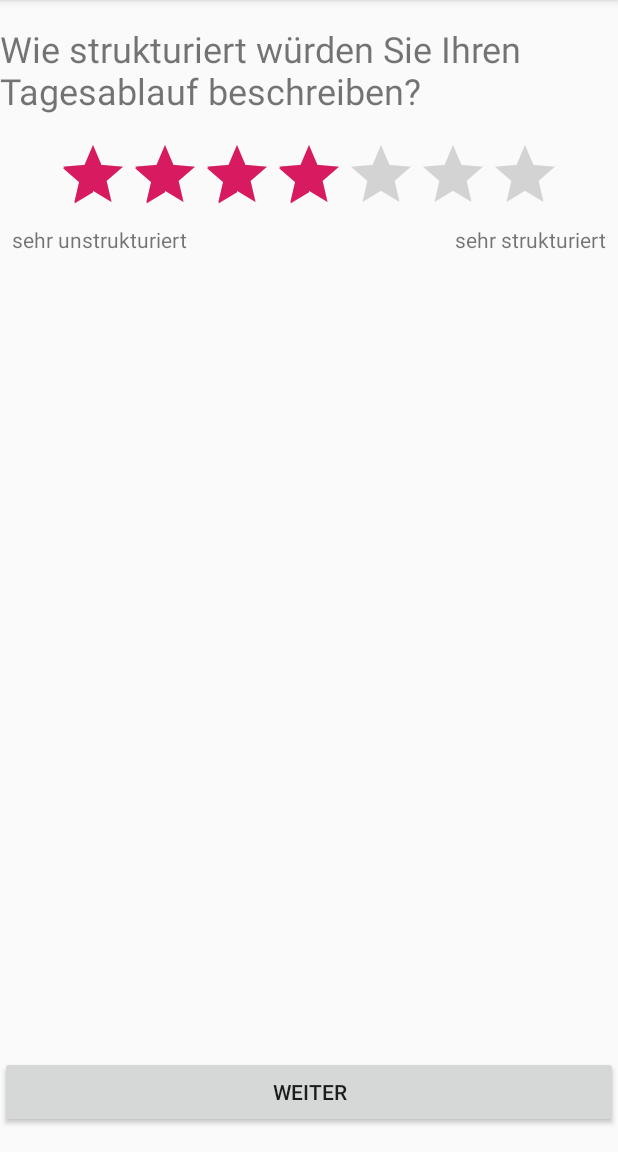
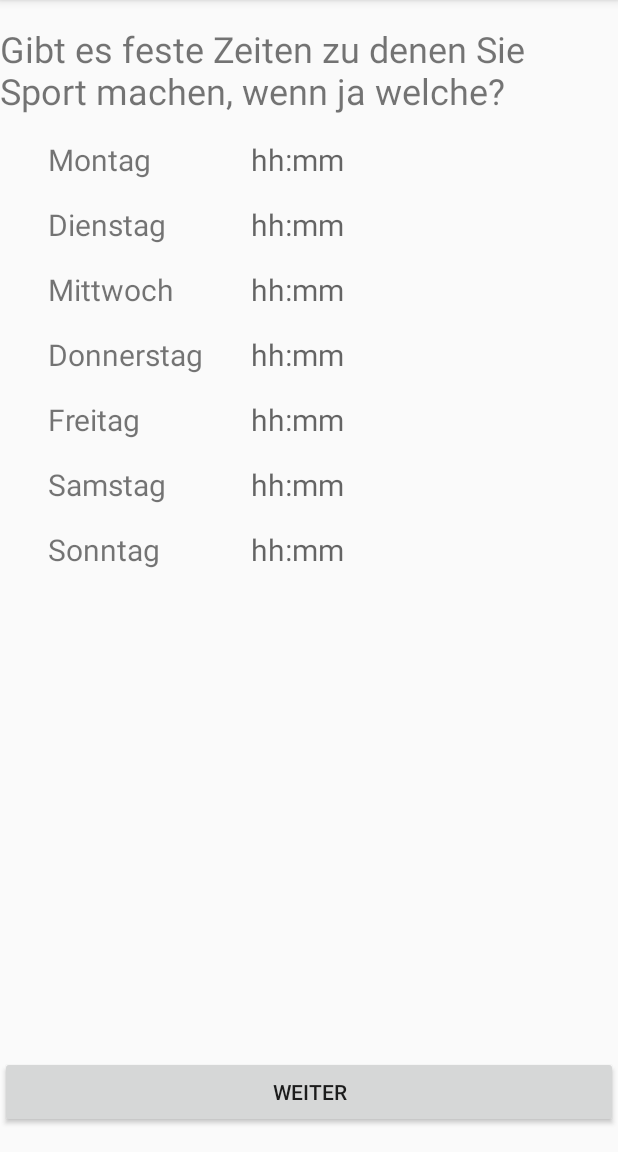
Before and after one commit to alexruhl/Thesis, an Android app: the Questions4Activity screen opened directly, with no data from a screen before it, on a phone screen of 412 x 824 dp, the part 84-1236 px from its top. Run offline under Robolectric (Android 15) with nearby library versions, the phone set to English and light mode, and no system bars.

Commit message:
Sport Pro Woche Added

```diff
--- a/BachelorThesis/app/src/main/AndroidManifest.xml
+++ b/BachelorThesis/app/src/main/AndroidManifest.xml
@@ -9,9 +9,10 @@
         android:roundIcon="@mipmap/ic_launcher_round"
         android:supportsRtl="true"
         android:theme="@style/AppTheme">
+        <activity android:name=".Questions3Activity"></activity>
+        <activity android:name=".Questions6Activity" />
         <activity android:name=".Questions5Activity" />
         <activity android:name=".Questions4Activity" />
-        <activity android:name=".Questions3Activity" />
         <activity android:name=".InformationActivity" />
         <activity android:name=".MorningActivity" />
         <activity android:name=".TrainingActivity" />
@@ -28,15 +29,14 @@
             </intent-filter>
         </activity>
 
-
         <provider
+            android:name="androidx.core.content.FileProvider"
             android:authorities="com.example.alexruhl.bachelorthesis"
-            android:name="androidx.core.content.FileProvider"
-            android:grantUriPermissions="true"
-            android:exported="false">
+            android:exported="false"
+            android:grantUriPermissions="true">
             <meta-data
                 android:name="android.support.FILE_PROVIDER_PATHS"
-                android:resource="@xml/provider_paths"/>
+                android:resource="@xml/provider_paths" />
         </provider>
     </application>
 
--- a/BachelorThesis/app/src/main/res/layout/activity_questions4.xml
+++ b/BachelorThesis/app/src/main/res/layout/activity_questions4.xml
@@ -5,6 +5,67 @@
     android:layout_width="match_parent"
     android:layout_height="match_parent"
     tools:context=".Questions4Activity">
+
+    <TextView
+        android:id="@+id/etChooseTimeSa"
+        android:layout_width="wrap_content"
+        android:layout_height="wrap_content"
+        android:layout_centerHorizontal="true"
+        android:layout_centerVertical="true"
+        android:hint="@string/hh_mm"
+        android:textSize="20sp"        app:layout_constraintBottom_toBottomOf="@+id/textView13"
+        app:layout_constraintStart_toStartOf="@+id/etChooseTimeDo"
+        app:layout_constraintTop_toTopOf="@+id/textView13"
+        android:importantForAutofill="no" />
+
+    <TextView
+        android:id="@+id/etChooseTimeSo"
+        android:layout_width="wrap_content"
+        android:layout_height="wrap_content"
+        android:layout_centerHorizontal="true"
+        android:layout_centerVertical="true"
+        android:hint="@string/hh_mm"
+        android:textSize="20sp"        app:layout_constraintBottom_toBottomOf="@+id/textView14"
+        app:layout_constraintStart_toStartOf="@+id/etChooseTimeDo"
+        app:layout_constraintTop_toTopOf="@+id/textView14"
+        android:importantForAutofill="no" />
+
+    <TextView
+        android:id="@+id/etChooseTimeFr"
+        android:layout_width="wrap_content"
+        android:layout_height="wrap_content"
+        android:layout_centerHorizontal="true"
+        android:layout_centerVertical="true"
+        android:hint="@string/hh_mm"
+        android:textSize="20sp"        app:layout_constraintBottom_toBottomOf="@+id/textView12"
+        app:layout_constraintStart_toStartOf="@+id/etChooseTimeDo"
+        app:layout_constraintTop_toTopOf="@+id/textView12"
+        android:importantForAutofill="no" />
+
+    <TextView
+        android:id="@+id/etChooseTimeMi"
+        android:layout_width="wrap_content"
+        android:layout_height="wrap_content"
+        android:layout_centerHorizontal="true"
+        android:layout_centerVertical="true"
+        android:hint="@string/hh_mm"
+        android:textSize="20sp"        app:layout_constraintBottom_toBottomOf="@+id/textView10"
+        app:layout_constraintStart_toStartOf="@+id/etChooseTimeDo"
+        app:layout_constraintTop_toTopOf="@+id/textView10"
+        android:importantForAutofill="no" />
+
+    <TextView
+        android:id="@+id/etChooseTimeDi"
+        android:layout_width="wrap_content"
+        android:layout_height="wrap_content"
+        android:layout_centerHorizontal="true"
+        android:layout_centerVertical="true"
+        android:hint="@string/hh_mm"
+        android:textSize="20sp"
+        app:layout_constraintBottom_toBottomOf="@+id/textView9"
+        app:layout_constraintStart_toStartOf="@+id/etChooseTimeDo"
+        app:layout_constraintTop_toTopOf="@+id/textView9"
+        android:importantForAutofill="no" />
 
     <Button
         android:id="@+id/button"
@@ -26,44 +87,123 @@
         android:layout_marginTop="16dp"
         android:layout_marginEnd="16dp"
         android:layout_marginRight="16dp"
-        android:text="@string/wie_strukturiert_w_rden_sie_ihren_tagesablauf_beschreiben"
+        android:text="@string/gibt_es_feste_zeiten_zu_denen_sie_sport_machen_wenn_ja_welche"
         android:textSize="24sp"
         app:layout_constraintEnd_toEndOf="parent"
         app:layout_constraintStart_toStartOf="parent"
         app:layout_constraintTop_toTopOf="parent" />
 
-
-    <RatingBar
-        android:id="@+id/ratingBarStrukturiert"
+    <TextView
+        android:id="@+id/textView7"
         android:layout_width="wrap_content"
         android:layout_height="wrap_content"
+        android:layout_marginStart="32dp"
+        android:layout_marginLeft="32dp"
         android:layout_marginTop="16dp"
-        android:numStars="7"
-        android:stepSize="1"
-        android:rating="4"
-        app:layout_constraintEnd_toEndOf="parent"
+        android:text="@string/montag"
+        android:textSize="20sp"
         app:layout_constraintStart_toStartOf="parent"
         app:layout_constraintTop_toBottomOf="@+id/textView3" />
 
     <TextView
-        android:id="@+id/textView4"
+        android:id="@+id/textView9"
         android:layout_width="wrap_content"
         android:layout_height="wrap_content"
-        android:layout_marginStart="8dp"
-        android:layout_marginLeft="8dp"
-        android:text="@string/sehr_unstrukturiert"
+        android:layout_marginStart="32dp"
+        android:layout_marginLeft="32dp"
+        android:layout_marginTop="16dp"
+        android:text="@string/dienstag"
+        android:textSize="20sp"
         app:layout_constraintStart_toStartOf="parent"
-        app:layout_constraintTop_toBottomOf="@+id/ratingBarStrukturiert" />
+        app:layout_constraintTop_toBottomOf="@+id/textView7" />
 
     <TextView
-        android:id="@+id/textView5"
+        android:id="@+id/textView10"
         android:layout_width="wrap_content"
         android:layout_height="wrap_content"
-        android:layout_marginEnd="8dp"
-        android:layout_marginRight="8dp"
-        android:text="@string/sehr_strukturiert"
-        app:layout_constraintEnd_toEndOf="parent"
-        app:layout_constraintTop_toBottomOf="@+id/ratingBarStrukturiert" />
+        android:layout_marginStart="32dp"
+        android:layout_marginLeft="32dp"
+        android:layout_marginTop="16dp"
+        android:text="@string/mittwoch"
+        android:textSize="20sp"
+        app:layout_constraintStart_toStartOf="parent"
+        app:layout_constraintTop_toBottomOf="@+id/textView9" />
+
+    <TextView
+        android:id="@+id/textView11"
+        android:layout_width="wrap_content"
+        android:layout_height="wrap_content"
+        android:layout_marginStart="32dp"
+        android:layout_marginLeft="32dp"
+        android:layout_marginTop="16dp"
+        android:text="@string/donnerstag"
+        android:textSize="20sp"
+        app:layout_constraintStart_toStartOf="parent"
+        app:layout_constraintTop_toBottomOf="@+id/textView10" />
+
+    <TextView
+        android:id="@+id/textView12"
+        android:layout_width="wrap_content"
+        android:layout_height="wrap_content"
+        android:layout_marginStart="32dp"
+        android:layout_marginLeft="32dp"
+        android:layout_marginTop="16dp"
+        android:text="@string/freitag"
+        android:textSize="20sp"
+        app:layout_constraintStart_toStartOf="parent"
+        app:layout_constraintTop_toBottomOf="@+id/textView11" />
+
+    <TextView
+        android:id="@+id/textView13"
+        android:layout_width="wrap_content"
+        android:layout_height="wrap_content"
+        android:layout_marginStart="32dp"
+        android:layout_marginLeft="32dp"
+        android:layout_marginTop="16dp"
+        android:text="@string/samstag"
+        android:textSize="20sp"
+        app:layout_constraintStart_toStartOf="parent"
+        app:layout_constraintTop_toBottomOf="@+id/textView12" />
+
+    <TextView
+        android:id="@+id/textView14"
+        android:layout_width="wrap_content"
+        android:layout_height="wrap_content"
+        android:layout_marginStart="32dp"
+        android:layout_marginLeft="32dp"
+        android:layout_marginTop="16dp"
+        android:text="@string/sonntag"
+        android:textSize="20sp"
+        app:layout_constraintStart_toStartOf="parent"
+        app:layout_constraintTop_toBottomOf="@+id/textView13" />
+
+    <TextView
+        android:id="@+id/etChooseTimeMo"
+        android:layout_width="wrap_content"
+        android:layout_height="wrap_content"
+        android:layout_centerHorizontal="true"
+        android:layout_centerVertical="true"
+        android:hint="@string/hh_mm"
+        android:textSize="20sp"
+        app:layout_constraintBottom_toBottomOf="@+id/textView7"
+        app:layout_constraintStart_toStartOf="@+id/etChooseTimeDo"
+        app:layout_constraintTop_toTopOf="@+id/textView7"
+        android:importantForAutofill="no" />
+
+    <TextView
+        android:id="@+id/etChooseTimeDo"
+        android:layout_width="wrap_content"
+        android:layout_height="wrap_content"
+        android:layout_centerHorizontal="true"
+        android:layout_centerVertical="true"
+        android:layout_marginStart="32dp"
+        android:layout_marginLeft="32dp"
+        android:hint="@string/hh_mm"
+        android:textSize="20sp"
+        app:layout_constraintBottom_toBottomOf="@+id/textView11"
+        app:layout_constraintStart_toEndOf="@+id/textView11"
+        app:layout_constraintTop_toTopOf="@+id/textView11"
+        android:importantForAutofill="no" />
 
 
 </androidx.constraintlayout.widget.ConstraintLayout>
--- /dev/null
+++ b/BachelorThesis/app/src/main/res/layout/activity_questions6.xml
@@ -0,0 +1,69 @@
+<?xml version="1.0" encoding="utf-8"?>
+<androidx.constraintlayout.widget.ConstraintLayout xmlns:android="http://schemas.android.com/apk/res/android"
+    xmlns:app="http://schemas.android.com/apk/res-auto"
+    xmlns:tools="http://schemas.android.com/tools"
+    android:layout_width="match_parent"
+    android:layout_height="match_parent"
+    tools:context=".Questions6Activity">
+
+    <Button
+        android:id="@+id/button"
+        android:layout_width="0dp"
+        android:layout_height="wrap_content"
+        android:layout_marginBottom="16dp"
+        android:onClick="goToNextPage"
+        android:text="@string/weiter"
+        app:layout_constraintBottom_toBottomOf="parent"
+        app:layout_constraintEnd_toEndOf="parent"
+        app:layout_constraintStart_toStartOf="parent" />
+
+    <TextView
+        android:id="@+id/textView3"
+        android:layout_width="wrap_content"
+        android:layout_height="wrap_content"
+        android:layout_marginStart="16dp"
+        android:layout_marginLeft="16dp"
+        android:layout_marginTop="16dp"
+        android:layout_marginEnd="16dp"
+        android:layout_marginRight="16dp"
+        android:text="@string/wann_machst_du_in_der_regel_sport"
+        android:textSize="24sp"
+        app:layout_constraintEnd_toEndOf="parent"
+        app:layout_constraintStart_toStartOf="parent"
+        app:layout_constraintTop_toTopOf="parent" />
+
+    <CheckBox
+        android:id="@+id/checkBoxMorgens"
+        android:layout_width="wrap_content"
+        android:layout_height="wrap_content"
+        android:layout_marginTop="16dp"
+        android:text="@string/morgens"
+        android:textSize="20sp"
+        app:layout_constraintEnd_toStartOf="@+id/checkBoxMittags"
+        app:layout_constraintStart_toStartOf="parent"
+        app:layout_constraintTop_toBottomOf="@+id/textView3" />
+
+    <CheckBox
+        android:id="@+id/checkBoxMittags"
+        android:layout_width="wrap_content"
+        android:layout_height="wrap_content"
+        android:layout_marginTop="16dp"
+        android:text="@string/mittags"
+        android:textSize="20sp"
+        app:layout_constraintEnd_toEndOf="parent"
+        app:layout_constraintStart_toStartOf="parent"
+        app:layout_constraintTop_toBottomOf="@+id/textView3" />
+
+    <CheckBox
+        android:id="@+id/checkBoxAbends"
+        android:layout_width="wrap_content"
+        android:layout_height="wrap_content"
+        android:layout_marginTop="16dp"
+        android:text="@string/abends"
+        android:textSize="20sp"
+        app:layout_constraintEnd_toEndOf="parent"
+        app:layout_constraintStart_toEndOf="@+id/checkBoxMittags"
+        app:layout_constraintTop_toBottomOf="@+id/textView3" />
+
+
+</androidx.constraintlayout.widget.ConstraintLayout>
```
Also changed, not shown: 1 other file.
